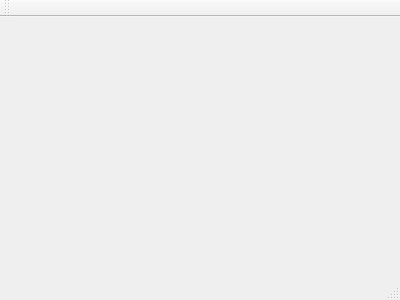
tapati0127/6DPoseEstimation, file mainwindow.ui: the form before one commit.
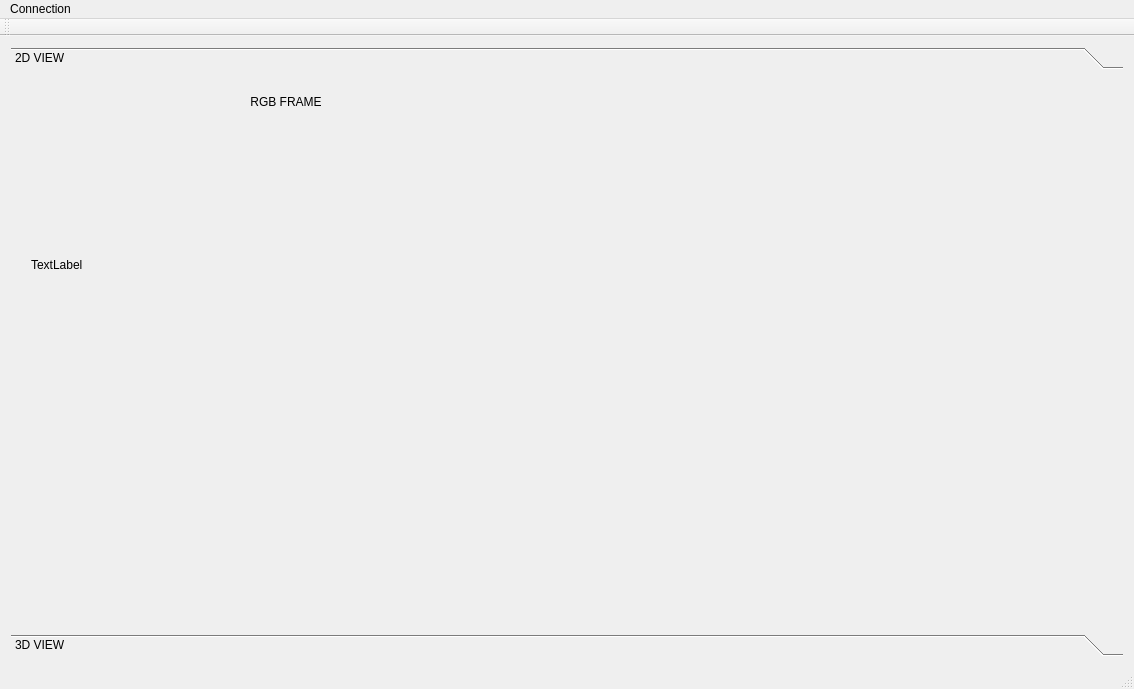
The form after the commit. Custom widgets are drawn as their Qt base class.

```diff
--- a/mainwindow.ui
+++ b/mainwindow.ui
@@ -1,24 +1,186 @@
 <ui version="4.0">
  <class>MainWindow</class>
- <widget class="QMainWindow" name="MainWindow" >
-  <property name="geometry" >
+ <widget class="QMainWindow" name="MainWindow">
+  <property name="geometry">
    <rect>
     <x>0</x>
     <y>0</y>
-    <width>400</width>
-    <height>300</height>
+    <width>1134</width>
+    <height>689</height>
    </rect>
   </property>
   <property name="windowTitle" >
    <string>MainWindow</string>
   </property>
-  <widget class="QMenuBar" name="menuBar" />
-  <widget class="QToolBar" name="mainToolBar" />
-  <widget class="QWidget" name="centralWidget" />
-  <widget class="QStatusBar" name="statusBar" />
+  <widget class="QWidget" name="centralWidget">
+   <layout class="QHBoxLayout" name="horizontalLayout">
+    <item>
+     <widget class="QToolBox" name="toolBox">
+      <widget class="QWidget" name="toolBoxPage1">
+       <property name="geometry">
+        <rect>
+         <x>0</x>
+         <y>0</y>
+         <width>1116</width>
+         <height>548</height>
+        </rect>
+       </property>
+       <attribute name="label">
+        <string>2D VIEW</string>
+       </attribute>
+       <widget class="QWidget" name="layoutWidget">
+        <property name="geometry">
+         <rect>
+          <x>9</x>
+          <y>9</y>
+          <width>532</width>
+          <height>325</height>
+         </rect>
+        </property>
+        <layout class="QVBoxLayout" name="verticalLayout">
+         <item>
+          <widget class="QLabel" name="label">
+           <property name="text">
+            <string>RGB FRAME</string>
+           </property>
+           <property name="alignment">
+            <set>Qt::AlignCenter</set>
+           </property>
+          </widget>
+         </item>
+         <item>
+          <widget class="QLabel" name="labelImage">
+           <property name="sizePolicy">
+            <sizepolicy hsizetype="Fixed" vsizetype="Fixed">
+             <horstretch>0</horstretch>
+             <verstretch>0</verstretch>
+            </sizepolicy>
+           </property>
+           <property name="minimumSize">
+            <size>
+             <width>530</width>
+             <height>300</height>
+            </size>
+           </property>
+           <property name="maximumSize">
+            <size>
+             <width>848</width>
+             <height>840</height>
+            </size>
+           </property>
+           <property name="text">
+            <string>TextLabel</string>
+           </property>
+          </widget>
+         </item>
+        </layout>
+       </widget>
+      </widget>
+      <widget class="QWidget" name="widget">
+       <property name="geometry">
+        <rect>
+         <x>0</x>
+         <y>0</y>
+         <width>1116</width>
+         <height>548</height>
+        </rect>
+       </property>
+       <attribute name="label">
+        <string>3D VIEW</string>
+       </attribute>
+       <layout class="QFormLayout" name="formLayout">
+        <item row="0" column="1">
+         <widget class="QVTKWidget" name="qvtkWidget" native="true">
+          <property name="minimumSize">
+           <size>
+            <width>530</width>
+            <height>300</height>
+           </size>
+          </property>
+          <property name="autoFillBackground">
+           <bool>false</bool>
+          </property>
+          <property name="styleSheet">
+           <string notr="true"/>
+          </property>
+         </widget>
+        </item>
+       </layout>
+      </widget>
+     </widget>
+    </item>
+   </layout>
+  </widget>
+  <widget class="QMenuBar" name="menuBar">
+   <property name="geometry">
+    <rect>
+     <x>0</x>
+     <y>0</y>
+     <width>1134</width>
+     <height>22</height>
+    </rect>
+   </property>
+   <widget class="QMenu" name="menuConnection">
+    <property name="title">
+     <string>Connection</string>
+    </property>
+    <widget class="QMenu" name="menuRobot">
+     <property name="title">
+      <string>Robot</string>
+     </property>
+     <addaction name="actionConnect"/>
+     <addaction name="actionDisconnect"/>
+    </widget>
+    <widget class="QMenu" name="menuCamera">
+     <property name="title">
+      <string>Camera</string>
+     </property>
+     <addaction name="actionConnect_2"/>
+     <addaction name="actionDisconnect_2"/>
+    </widget>
+    <addaction name="menuRobot"/>
+    <addaction name="menuCamera"/>
+   </widget>
+   <addaction name="menuConnection"/>
+  </widget>
+  <widget class="QToolBar" name="mainToolBar">
+   <attribute name="toolBarArea">
+    <enum>TopToolBarArea</enum>
+   </attribute>
+   <attribute name="toolBarBreak">
+    <bool>false</bool>
+   </attribute>
+  </widget>
+  <widget class="QStatusBar" name="statusBar"/>
+  <action name="actionConnect">
+   <property name="text">
+    <string>Connect</string>
+   </property>
+  </action>
+  <action name="actionDisconnect">
+   <property name="text">
+    <string>Disconnect</string>
+   </property>
+  </action>
+  <action name="actionConnect_2">
+   <property name="text">
+    <string>Connect</string>
+   </property>
+  </action>
+  <action name="actionDisconnect_2">
+   <property name="text">
+    <string>Disconnect</string>
+   </property>
+  </action>
  </widget>
- <layoutDefault spacing="6" margin="11" />
- <pixmapfunction></pixmapfunction>
+ <layoutdefault spacing="6" margin="11"/>
+ <customwidgets>
+  <customwidget>
+   <class>QVTKWidget</class>
+   <extends>QWidget</extends>
+   <header>QVTKWidget.h</header>
+  </customwidget>
+ </customwidgets>
  <resources/>
  <connections/>
 </ui>
```
Left out of the diff: 5 changed lines with no effect on the pictures.
